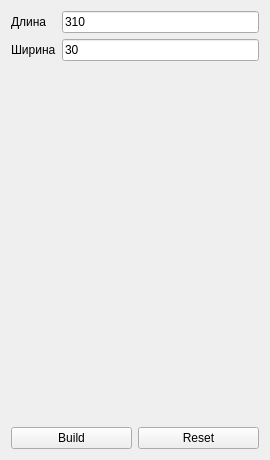
Old version of the form PneumocylinderConfigurator/ParamsWidget.ui in the repository maxchistt/PneumocylinderConfigurator.
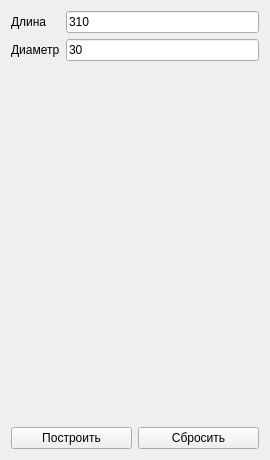
New version of the form.

What changed in the file:
```diff
--- a/PneumocylinderConfigurator/ParamsWidget.ui
+++ b/PneumocylinderConfigurator/ParamsWidget.ui
@@ -26,7 +26,7 @@
      <item row="1" column="0">
       <widget class="QLabel" name="label_2">
        <property name="text">
-        <string>Ширина</string>
+        <string>Диаметр</string>
        </property>
       </widget>
      </item>
@@ -46,19 +46,32 @@
      </item>
     </layout>
    </item>
+   <item>
+    <spacer name="verticalSpacer">
+     <property name="orientation">
+      <enum>Qt::Vertical</enum>
+     </property>
+     <property name="sizeHint" stdset="0">
+      <size>
+       <width>20</width>
+       <height>40</height>
+      </size>
+     </property>
+    </spacer>
+   </item>
    <item>
     <layout class="QHBoxLayout" name="horizontalLayout">
      <item>
       <widget class="QPushButton" name="pushButton_build">
        <property name="text">
-        <string>Build</string>
+        <string>Построить</string>
        </property>
       </widget>
      </item>
      <item>
       <widget class="QPushButton" name="pushButton_reset">
        <property name="text">
-        <string>Reset</string>
+        <string>Сбросить</string>
        </property>
       </widget>
      </item>
```
Left out of the diff: 2 changed lines with no effect on the pictures.
